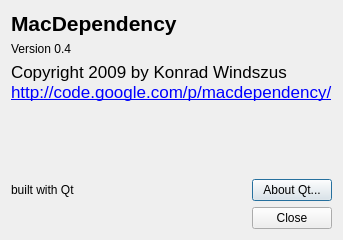
kwin/macdependency, file trunk/macdependency/aboutdialog.ui: the form before one commit.
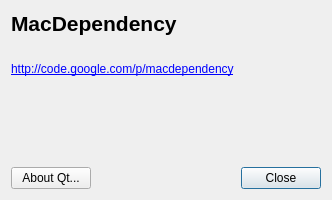
The form after the commit.

Commit message: new version for 0.5, start support of RPATH, delay loading symboltables, multiple dependency types, bundle name or installation name and much more...

```diff
--- a/trunk/macdependency/aboutdialog.ui
+++ b/trunk/macdependency/aboutdialog.ui
@@ -9,16 +9,10 @@
    <rect>
     <x>0</x>
     <y>0</y>
-    <width>306</width>
-    <height>240</height>
+    <width>332</width>
+    <height>200</height>
    </rect>
   </property>
-  <property name="sizePolicy">
-   <sizepolicy hsizetype="Fixed" vsizetype="Fixed">
-    <horstretch>0</horstretch>
-    <verstretch>0</verstretch>
-   </sizepolicy>
-  </property>
   <property name="windowTitle">
    <string>About MacDependency</string>
   </property>
@@ -46,22 +40,23 @@
    <item>
     <widget class="QLabel" name="label_2">
      <property name="text">
-      <string>Version 0.4</string>
+      <string/>
+     </property>
+     <property name="textFormat">
+      <enum>Qt::PlainText</enum>
      </property>
     </widget>
    </item>
    <item>
     <widget class="QLabel" name="label_3">
      <property name="text">
-      <string>&lt;!DOCTYPE HTML PUBLIC &quot;-//W3C//DTD HTML 4.0//EN&quot; &quot;http://www.w3.org/TR/REC-html40/strict.dtd&quot;&gt;
-&lt;html&gt;&lt;head&gt;&lt;meta name=&quot;qrichtext&quot; content=&quot;1&quot; /&gt;&lt;style type=&quot;text/css&quot;&gt;
-p, li { white-space: pre-wrap; }
-&lt;/style&gt;&lt;/head&gt;&lt;body style=&quot; font-family:'Lucida Grande'; font-size:13pt; font-weight:400; font-style:normal;&quot;&gt;
-&lt;p style=&quot; margin-top:0px; margin-bottom:0px; margin-left:0px; margin-right:0px; -qt-block-indent:0; text-indent:0px;&quot;&gt;Copyright 2009 by Konrad Windszus&lt;/p&gt;
-&lt;p style=&quot; margin-top:0px; margin-bottom:0px; margin-left:0px; margin-right:0px; -qt-block-indent:0; text-indent:0px;&quot;&gt;&lt;a href=&quot;http://code.google.com/p/macdependency/&quot;&gt;&lt;span style=&quot; text-decoration: underline; color:#0000ff;&quot;&gt;http://code.google.com/p/macdependency/&lt;/span&gt;&lt;/a&gt;&lt;/p&gt;&lt;/body&gt;&lt;/html&gt;</string>
+      <string>&lt;a href=&quot;http://code.google.com/p/macdependency&quot;&gt;http://code.google.com/p/macdependency&lt;/a&gt;</string>
      </property>
      <property name="textFormat">
-      <enum>Qt::RichText</enum>
+      <enum>Qt::AutoText</enum>
+     </property>
+     <property name="openExternalLinks">
+      <bool>true</bool>
      </property>
     </widget>
    </item>
@@ -84,9 +79,15 @@
       <number>0</number>
      </property>
      <item>
-      <widget class="QLabel" name="label_4">
+      <widget class="QPushButton" name="aboutQtButton">
        <property name="text">
-        <string>built with Qt</string>
+        <string>About Qt...</string>
+       </property>
+       <property name="autoDefault">
+        <bool>false</bool>
+       </property>
+       <property name="flat">
+        <bool>false</bool>
        </property>
       </widget>
      </item>
@@ -104,27 +105,17 @@
       </spacer>
      </item>
      <item>
-      <widget class="QPushButton" name="aboutQtButton">
-       <property name="text">
-        <string>About Qt...</string>
+      <widget class="QDialogButtonBox" name="buttonBox">
+       <property name="orientation">
+        <enum>Qt::Horizontal</enum>
        </property>
-       <property name="flat">
-        <bool>false</bool>
+       <property name="standardButtons">
+        <set>QDialogButtonBox::Close</set>
        </property>
       </widget>
      </item>
     </layout>
    </item>
-   <item>
-    <widget class="QDialogButtonBox" name="buttonBox">
-     <property name="orientation">
-      <enum>Qt::Horizontal</enum>
-     </property>
-     <property name="standardButtons">
-      <set>QDialogButtonBox::Close</set>
-     </property>
-    </widget>
-   </item>
   </layout>
  </widget>
  <resources/>
```
Left out of the diff: 2 changed lines with no effect on the pictures. The commit also changes 39 other files.
